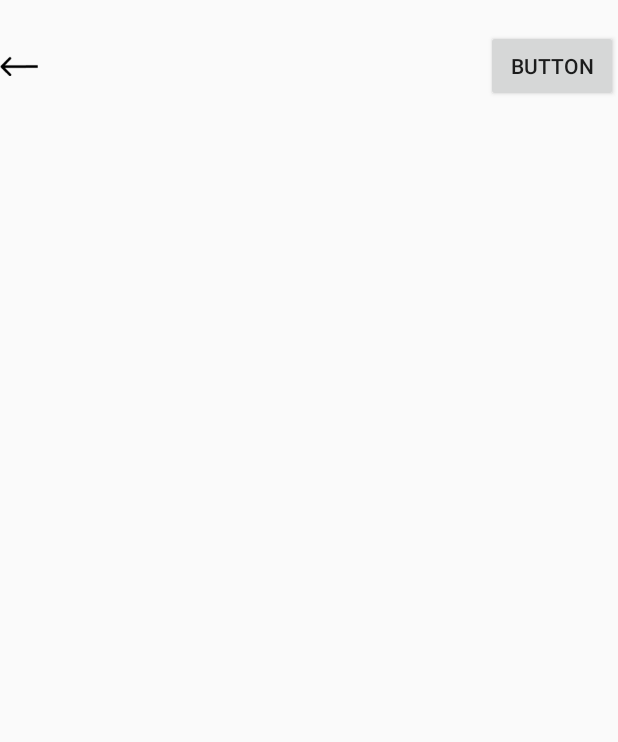
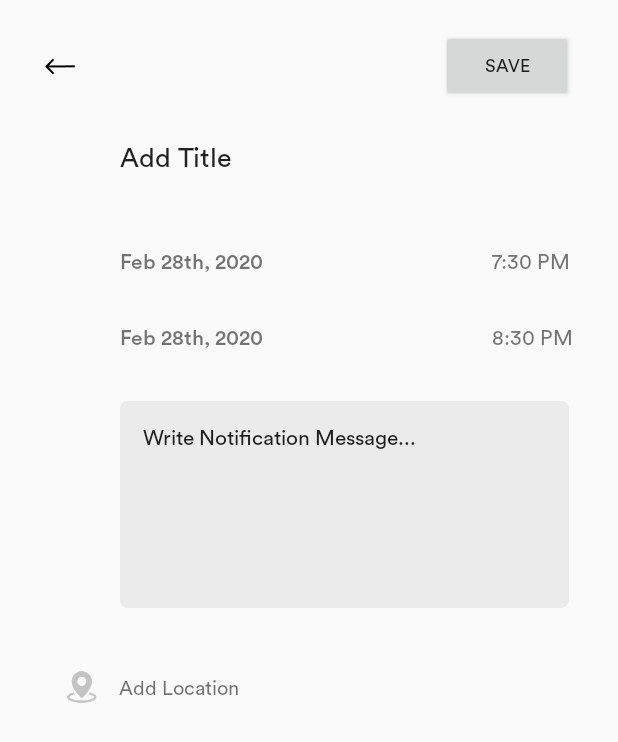
Before and after one commit to eathnma/Personable-Calendar, an Android app: the EditCalendar screen opened directly, with no data from a screen before it, on a phone screen of 412 x 824 dp. Shown: the top 742 px of the screen. Run offline under Robolectric (Android 15) with nearby library versions, the phone set to English and light mode, and no system bars.

Commit message:
Edit Calendar UI. No Lines

```diff
--- a/app/src/main/java/com/example/mainactivity/EditCalendar.java
+++ b/app/src/main/java/com/example/mainactivity/EditCalendar.java
@@ -15,6 +15,8 @@ public class EditCalendar extends AppCompatActivity implements View.OnClickListe
     private ImageView arrowRowOne;
     private Button saveButtonRowOne;
 
+
+
     @Override
     protected void onCreate(Bundle savedInstanceState) {
         super.onCreate(savedInstanceState);
@@ -28,6 +30,7 @@ public class EditCalendar extends AppCompatActivity implements View.OnClickListe
 
     }
 
+
     @Override
     public void onClick(View view) {
         Intent i = new Intent(this, MainActivity.class); // this class is bound to change.
--- /dev/null
+++ b/app/src/main/res/drawable/rounded_edit_text.xml
@@ -0,0 +1,10 @@
+<?xml version="1.0" encoding="utf-8"?>
+<shape  xmlns:android="http://schemas.android.com/apk/res/android"
+    android:shape="rectangle" android:padding="10dp">
+    <solid android:color="#EBEBEB" />
+    <corners
+        android:bottomRightRadius="5dp"
+        android:bottomLeftRadius="5dp"
+        android:topLeftRadius="5dp"
+        android:topRightRadius="5dp" />
+</shape>
--- a/app/src/main/res/layout/activity_edit_calendar.xml
+++ b/app/src/main/res/layout/activity_edit_calendar.xml
@@ -10,6 +10,9 @@
         android:layout_width="match_parent"
         android:layout_height="match_parent"
         android:layout_marginTop="20dp"
+        android:layout_marginRight="30dp"
+        android:layout_marginLeft="30dp"
+        android:layout_marginBottom="20dp"
         app:layout_constraintTop_toTopOf="parent"
         tools:layout_editor_absoluteX="1dp">
 
@@ -17,12 +20,12 @@
             android:layout_width="match_parent"
             android:layout_height="wrap_content"
 
-            >
+            app:rowCount="2">
 
             <ImageView
                 android:id="@+id/arrowRowOne"
-                android:layout_width="25dp"
-                android:layout_height="25dp"
+                android:layout_width="20dp"
+                android:layout_height="20dp"
                 app:layout_gravity="center_vertical"
                 app:srcCompat="@drawable/arrow" />
 
@@ -30,12 +33,139 @@
                 android:id="@+id/saveButtonRowOne"
                 android:layout_width="wrap_content"
                 android:layout_height="wrap_content"
-                android:text="Button"
+                android:fontFamily="@font/circular_book"
+                android:text="Save"
+                android:textSize="12dp"
                 app:layout_column="2"
                 app:layout_row="0" />
 
         </androidx.gridlayout.widget.GridLayout>
 
+        <androidx.gridlayout.widget.GridLayout
+            android:layout_width="match_parent"
+            android:layout_height="77dp"
+            app:layout_column="0"
+            app:layout_row="1">
+
+            <EditText
+                android:id="@+id/editText"
+                android:layout_width="match_parent"
+                android:layout_height="74dp"
+                android:background="@null"
+                android:ems="10"
+                android:fontFamily="@font/circular_book"
+                android:inputType="textPersonName"
+                android:paddingLeft="50dp"
+                android:text="Add Title" />
+
+        </androidx.gridlayout.widget.GridLayout>
+
+        <androidx.gridlayout.widget.GridLayout
+            android:layout_width="match_parent"
+            android:layout_height="102dp"
+            android:layout_marginLeft="50dp"
+            android:layout_marginTop="20dp"
+            app:layout_column="0"
+            app:layout_row="2">
+
+
+            <TextView
+                android:id="@+id/editDateRowThree"
+                android:layout_width="wrap_content"
+                android:layout_height="wrap_content"
+                android:fontFamily="@font/circular_medium"
+                android:text="Feb 28th, 2020"
+                app:layout_column="0"
+                app:layout_gravity="center_vertical"
+                app:layout_row="0" />
+
+            <TextView
+                android:id="@+id/textView3"
+                android:layout_width="wrap_content"
+                android:layout_height="wrap_content"
+                android:fontFamily="@font/circular_book"
+                android:text="7:30 PM"
+                app:layout_column="2"
+                app:layout_row="0" />
+
+            <TextView
+                android:id="@+id/textView4"
+                android:layout_width="wrap_content"
+                android:layout_height="wrap_content"
+                android:fontFamily="@font/circular_medium"
+                android:text="Feb 28th, 2020"
+                app:layout_column="0"
+                app:layout_gravity="center_vertical"
+                app:layout_row="1" />
+
+            <TextView
+                android:id="@+id/textView5"
+                android:layout_width="wrap_content"
+                android:layout_height="wrap_content"
+                android:fontFamily="@font/circular_book"
+                android:text="8:30 PM"
+                app:layout_column="2"
+                app:layout_gravity="center_vertical"
+                app:layout_row="1" />
+        </androidx.gridlayout.widget.GridLayout>
+
+        <androidx.gridlayout.widget.GridLayout
+            android:layout_width="match_parent"
+            android:layout_height="138dp"
+            app:layout_column="0"
+            app:layout_row="3">
+
+            <EditText
+                android:id="@+id/A"
+                android:layout_width="299dp"
+                android:layout_height="match_parent"
+                android:layout_alignParentLeft="true"
+                android:layout_alignParentTop="true"
+                android:layout_marginLeft="50dp"
+                android:background="@drawable/rounded_edit_text"
+                android:ems="10"
+                android:fontFamily="@font/circular_book"
+                android:gravity="top|left"
+                android:inputType="textMultiLine"
+                android:padding="15dp"
+                android:text="Write Notification Message..."
+                android:textSize="14sp"
+                app:layout_column="0"
+                app:layout_row="0">
+
+                <requestFocus />
+            </EditText>
+        </androidx.gridlayout.widget.GridLayout>
+
+        <androidx.gridlayout.widget.GridLayout
+            android:layout_width="match_parent"
+            android:layout_height="65dp"
+            android:layout_marginTop="20dp"
+            app:layout_column="0"
+            app:layout_row="4">
+
+            <TextView
+                android:id="@+id/textView6"
+                android:layout_width="wrap_content"
+                android:layout_height="wrap_content"
+                android:fontFamily="@font/circular_book"
+                android:text="Add Location"
+                android:textSize="13sp"
+                app:layout_column="1"
+                app:layout_gravity="center_vertical"
+                app:layout_row="0" />
+
+            <ImageView
+                android:id="@+id/imageView2"
+                android:layout_width="25dp"
+                android:layout_height="25dp"
+                android:layout_margin="12dp"
+                app:layout_column="0"
+                app:layout_gravity="center_vertical"
+                app:layout_row="0"
+                app:srcCompat="@drawable/location_icon" />
+        </androidx.gridlayout.widget.GridLayout>
+
     </androidx.gridlayout.widget.GridLayout>
 
 </androidx.constraintlayout.widget.ConstraintLayout>
```
Also changed, not shown: app/src/main/res/drawable/location_icon.png (added).
